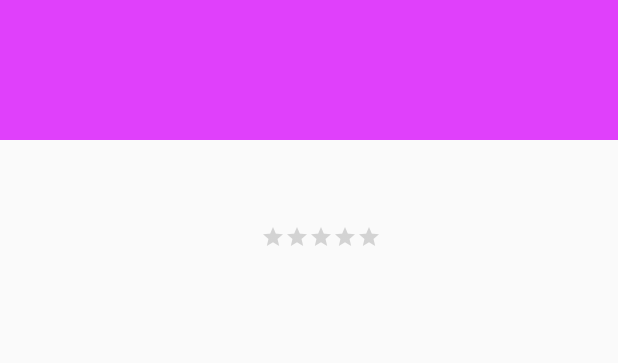
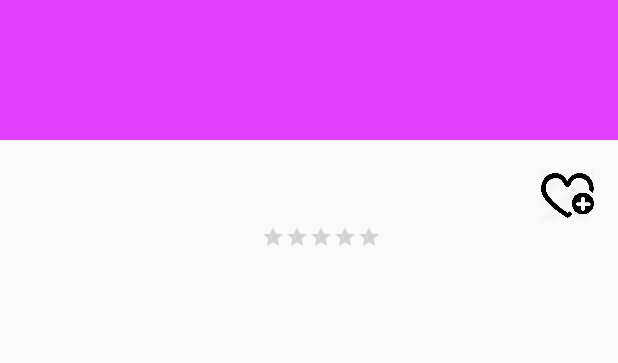
Before and after one commit to pirosl/PopularMovies, an Android app: the layout fragment_moviedetails.xml on its own in the app's theme, with its tools: preview values and no code run, on a phone screen of 412 x 824 dp. Shown: the top 363 px of the screen. Run offline under Robolectric (Android 15) with nearby library versions, the phone set to English and light mode, and no system bars.

Commit message:
Add Favourite UI element to movie details layout

```diff
--- a/app/src/main/res/layout-land/fragment_moviedetails.xml
+++ b/app/src/main/res/layout-land/fragment_moviedetails.xml
@@ -35,11 +35,26 @@
                 android:orientation="vertical"
                 android:paddingLeft="@dimen/layout_horizontal_margin">
 
-                <TextView
-                    android:id="@+id/releasedate"
-                    style="@style/Header"
-                    android:layout_width="wrap_content"
-                    android:layout_height="wrap_content" />
+                <LinearLayout
+                    android:layout_width="match_parent"
+                    android:layout_height="wrap_content"
+                    android:orientation="horizontal">
+
+                    <TextView
+                        android:id="@+id/releasedate"
+                        style="@style/Header"
+                        android:layout_width="wrap_content"
+                        android:layout_height="wrap_content"
+                        android:layout_gravity="center_vertical"
+                        android:layout_weight="1" />
+
+                    <ImageView
+                        android:id="@+id/moviefavouriteicon"
+                        android:layout_width="35dp"
+                        android:layout_height="35dp"
+                        android:layout_gravity="center_vertical"
+                        android:src="@drawable/set_favourite" />
+                </LinearLayout>
 
                 <RatingBar
                     android:id="@+id/userrating"
@@ -51,12 +66,14 @@
                     android:paddingBottom="@dimen/layout_vertical_padding"
                     android:stepSize="0.02" />
 
+
                 <TextView
                     android:id="@+id/moviesynopsis"
                     style="@style/Body"
                     android:layout_width="match_parent"
                     android:layout_height="wrap_content" />
             </LinearLayout>
+
         </LinearLayout>
 
         <LinearLayout
@@ -70,17 +87,19 @@
                 android:layout_height="1dip"
 
                 android:background="@android:color/black" />
+
             <TextView
                 style="@style/Header"
                 android:layout_width="match_parent"
                 android:layout_height="wrap_content"
-                android:text="@string/label_activity_movie_trailer"/>
+                android:text="@string/label_activity_movie_trailer" />
+
             <GridView
                 android:id="@+id/gridview_movietrailers"
+                style="@style/MoviesGridView"
                 android:layout_width="match_parent"
                 android:layout_height="match_parent"
-                android:numColumns="auto_fit"
-                style="@style/MoviesGridView" />
+                android:numColumns="auto_fit" />
         </LinearLayout>
 
         <LinearLayout
--- a/app/src/main/res/layout/fragment_moviedetails.xml
+++ b/app/src/main/res/layout/fragment_moviedetails.xml
@@ -35,11 +35,26 @@
                 android:orientation="vertical"
                 android:paddingLeft="@dimen/layout_horizontal_margin">
 
-                <TextView
-                    android:id="@+id/releasedate"
-                    style="@style/Header"
-                    android:layout_width="wrap_content"
-                    android:layout_height="wrap_content" />
+                <LinearLayout
+                    android:layout_width="match_parent"
+                    android:layout_height="wrap_content"
+                    android:orientation="horizontal">
+
+                    <TextView
+                        android:id="@+id/releasedate"
+                        style="@style/Header"
+                        android:layout_width="wrap_content"
+                        android:layout_height="wrap_content"
+                        android:layout_gravity="center_vertical"
+                        android:layout_weight="1" />
+
+                    <ImageView
+                        android:id="@+id/moviefavouriteicon"
+                        android:layout_width="35dp"
+                        android:layout_height="35dp"
+                        android:layout_gravity="center_vertical"
+                        android:src="@drawable/set_favourite" />
+                </LinearLayout>
 
                 <RatingBar
                     android:id="@+id/userrating"
@@ -50,6 +65,8 @@
                     android:numStars="5"
                     android:paddingBottom="@dimen/layout_vertical_padding"
                     android:stepSize="0.02" />
+
+
             </LinearLayout>
         </LinearLayout>
 
@@ -89,6 +106,7 @@
                 android:layout_height="match_parent"
                 android:numColumns="auto_fit" />
         </LinearLayout>
+
         <LinearLayout
             style="@style/LayoutMargins"
             android:layout_width="match_parent"
```
Also changed, not shown: app/src/main/res/drawable/favourite.png (added), app/src/main/res/drawable/set_favourite.png (added).
